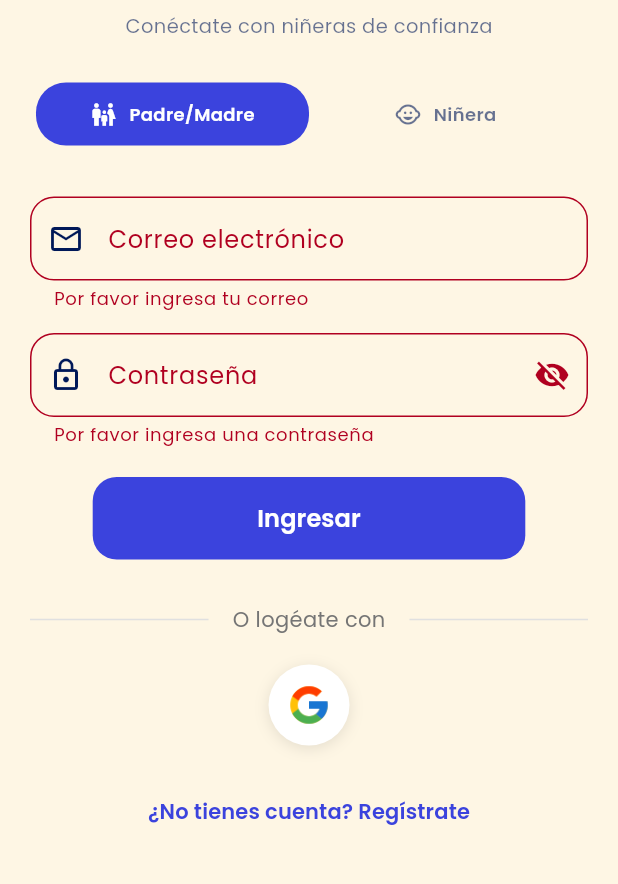
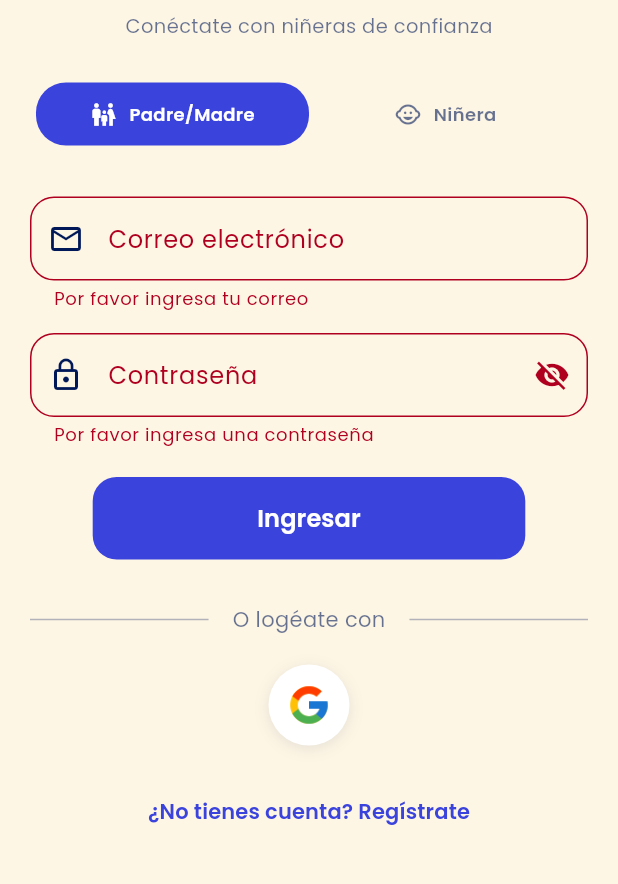
Before and after one commit to Grupo4-1ASI0732-14736-Trustora/kidycare-app, a Flutter app: the screen it shows after launch, after a tap on "Saltar", after a tap on "Ingresar", on a phone screen of 412 x 824 dp, the part 291-1175 px from its top. Run offline on Flutter 3.47's test engine with Material 3 defaults, Android fonts, the phone set to English and light mode, and no system bars; our stand-ins replace google_fonts, shared_preferences; accounts and stored records are empty.

Commit message:
feat: initial Flutter app setup v5

```diff
--- a/lib/core/theme/app_theme.dart
+++ b/lib/core/theme/app_theme.dart
@@ -2,7 +2,7 @@ import 'package:flutter/material.dart';
 import 'package:google_fonts/google_fonts.dart';
 
 class AppTheme {
-  // 🎨 Nueva paleta de colores
+   // 🎨 Nueva paleta de colores
   static const Color beigeClaro = Color(0xFFFEF6E4);      // #fef6e4
   static const Color rosaFuerte = Color(0xFFF582AE);      // #f582ae
   static const Color azulCeleste = Color(0xFF3B43DD);     // #3b43dd
--- a/lib/screens/shared/login_screen.dart
+++ b/lib/screens/shared/login_screen.dart
@@ -3,6 +3,7 @@ import 'package:google_fonts/google_fonts.dart';
 import '../../widgets/custom_button.dart';
 import '../../models/user_model.dart';
 import '../../core/services/auth_service.dart';
+import '../../core/theme/app_theme.dart';
 import '../parent/home_screen.dart';
 import '../nanny/nanny_home_screen.dart';
 import 'register_screen.dart';
@@ -102,7 +103,7 @@ class _LoginScreenState extends State<LoginScreen> {
                                       size: 18,
                                       color: _selectedRole == UserRole.parent
                                           ? Colors.white
-                                          : theme.colorScheme.onSurface.withOpacity(0.6),
+                                          : theme.colorScheme.onSurface.withValues(alpha: 0.6),
                                     ),
                                     const SizedBox(width: 8),
                                     Text(
@@ -112,7 +113,7 @@ class _LoginScreenState extends State<LoginScreen> {
                                         fontWeight: FontWeight.w600,
                                         color: _selectedRole == UserRole.parent
                                             ? Colors.white
-                                            : theme.colorScheme.onSurface.withOpacity(0.6),
+                                            : theme.colorScheme.onSurface.withValues(alpha: 0.6),
                                       ),
                                     ),
                                   ],
@@ -139,7 +140,7 @@ class _LoginScreenState extends State<LoginScreen> {
                                       size: 18,
                                       color: _selectedRole == UserRole.nanny
                                           ? Colors.white
-                                          : theme.colorScheme.onSurface.withOpacity(0.6),
+                                          : theme.colorScheme.onSurface.withValues(alpha: 0.6),
                                     ),
                                     const SizedBox(width: 8),
                                     Text(
@@ -149,7 +150,7 @@ class _LoginScreenState extends State<LoginScreen> {
                                         fontWeight: FontWeight.w600,
                                         color: _selectedRole == UserRole.nanny
                                             ? Colors.white
-                                            : theme.colorScheme.onSurface.withOpacity(0.6),
+                                            : theme.colorScheme.onSurface.withValues(alpha: 0.6),
                                       ),
                                     ),
                                   ],
@@ -231,18 +232,18 @@ class _LoginScreenState extends State<LoginScreen> {
                     // Separador con texto
                     Row(
                       children: [
-                        Expanded(child: Divider(color: Colors.grey[300])),
+                        Expanded(child: Divider(color: AppTheme.azulMarino.withValues(alpha: 0.3))),
                         Padding(
                           padding: const EdgeInsets.symmetric(horizontal: 16),
                           child: Text(
                             "O logéate con",
                             style: GoogleFonts.poppins(
-                              color: Colors.grey[600],
+                              color: AppTheme.azulMarino.withValues(alpha: 0.6),
                               fontSize: 14,
                             ),
                           ),
                         ),
-                        Expanded(child: Divider(color: Colors.grey[300])),
+                        Expanded(child: Divider(color: AppTheme.azulMarino.withValues(alpha: 0.3))),
                       ],
                     ),
 
@@ -266,7 +267,7 @@ class _LoginScreenState extends State<LoginScreen> {
                             color: Colors.white,
                             boxShadow: [
                               BoxShadow(
-                                color: Colors.black.withOpacity(0.1),
+                                color: AppTheme.azulMarino.withValues(alpha: 0.1),
                                 blurRadius: 8,
                                 offset: const Offset(0, 2),
                               ),
@@ -317,6 +318,8 @@ class _LoginScreenState extends State<LoginScreen> {
 
     setState(() => _isLoading = true);
 
+    final theme = Theme.of(context); // Agregar esta línea para obtener el theme
+
     try {
       final success = await AuthService.login(
         _emailController.text,
@@ -339,9 +342,9 @@ class _LoginScreenState extends State<LoginScreen> {
         }
       } else if (mounted) {
         ScaffoldMessenger.of(context).showSnackBar(
-          const SnackBar(
+          SnackBar(
             content: Text('Credenciales incorrectas'),
-            backgroundColor: Colors.red,
+            backgroundColor: theme.colorScheme.secondary,
           ),
         );
       }
--- a/lib/screens/shared/register_screen.dart
+++ b/lib/screens/shared/register_screen.dart
@@ -335,9 +335,9 @@ class _RegisterScreenState extends State<RegisterScreen> {
 
       if (mounted) {
         ScaffoldMessenger.of(context).showSnackBar(
-          const SnackBar(
+          SnackBar(
             content: Text('Cuenta creada exitosamente'),
-            backgroundColor: Colors.green,
+            backgroundColor: Theme.of(context).colorScheme.primary,
           ),
         );
 
```
Also changed, not shown: lib/screens/nanny/nanny_calendar_screen.dart (+19 -19 lines), lib/screens/nanny/nanny_home_screen.dart (+6 -6 lines).
